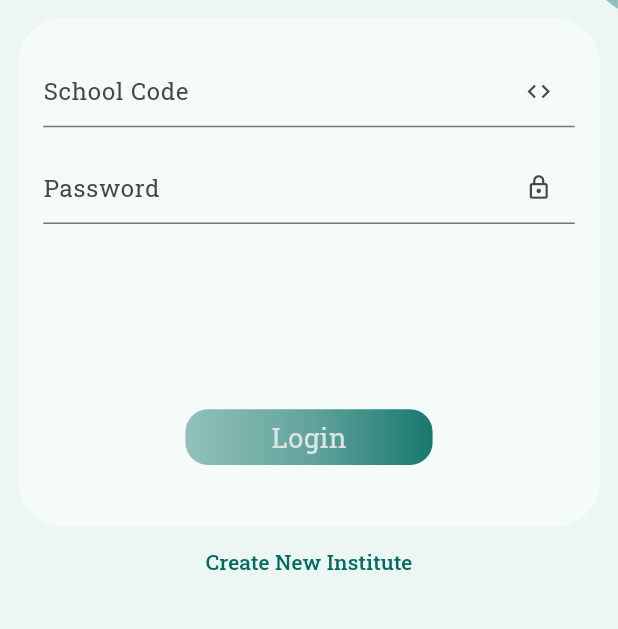
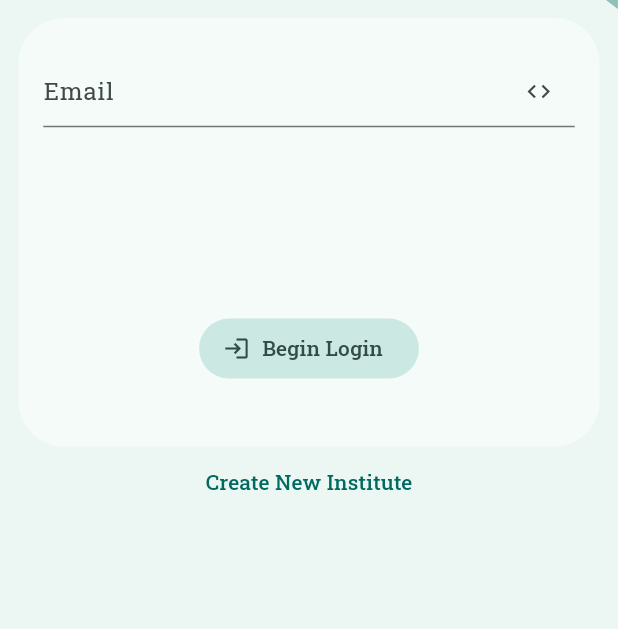
Before and after one commit to chiggosVikash/easy_education, a Flutter app: the screen it shows after launch, on a phone screen of 412 x 824 dp, the part 300-929 px from its top. Run offline on Flutter 3.47's test engine with Material 3 defaults, Android fonts, the light colour scheme and no system bars; our stand-ins replace cloud_firestore, firebase_core, firebase_storage, flutter_riverpod, freezed_annotation, google_fonts and 2 more; missing offline and left inert: email_otp; accounts and stored records are empty.

Commit message:
implement login logic parts

```diff
--- /dev/null
+++ b/lib/features/login/data/data_sources/login_data_source.dart
@@ -0,0 +1,4 @@
+
+abstract interface class LoginDataSource{
+  Future<bool> isInstituteExist(String email);
+}
--- /dev/null
+++ b/lib/features/login/domain/repos/login_repo.dart
@@ -0,0 +1,4 @@
+
+abstract interface class LoginRepo {
+  Future<bool> isInstituteExist(String email);
+}
--- /dev/null
+++ b/lib/features/login/domain/repos/login_repo_impl.dart
@@ -0,0 +1,16 @@
+
+import '../../data/data_sources/login_data_source.dart';
+import 'login_repo.dart';
+
+class LoginRepoImpl implements LoginRepo {
+  final LoginDataSource _loginDataSource;
+
+  LoginRepoImpl({required LoginDataSource loginDataSource})
+      :
+        _loginDataSource = loginDataSource;
+
+  @override
+  Future<bool> isInstituteExist(String email) async {
+    return await _loginDataSource.isInstituteExist(email);
+  }
+}
--- /dev/null
+++ b/lib/features/login/presentation/widgets/begin_login_button_w.dart
@@ -0,0 +1,17 @@
+
+import 'package:flutter/material.dart';
+import 'package:flutter_riverpod/flutter_riverpod.dart';
+
+class BeginLoginButtonW extends ConsumerWidget{
+  final VoidCallback? _onPressed;
+  const BeginLoginButtonW({super.key,required VoidCallback? onPressed,}) :_onPressed = onPressed;
+
+  @override
+  Widget build(BuildContext context, WidgetRef ref) {
+    return FilledButton.tonalIcon(onPressed:_onPressed ,
+        icon: const Icon(Icons.login_outlined),
+        label: const Text("Begin Login")
+    );
+  }
+
+}
--- a/lib/features/login/presentation/widgets/school_login_w.dart
+++ b/lib/features/login/presentation/widgets/school_login_w.dart
@@ -1,3 +1,4 @@
+import 'package:easy_education/features/login/presentation/widgets/begin_login_button_w.dart';
 import 'package:easy_education/features/login/presentation/widgets/login_button_w.dart';
 import 'package:easy_education/utils/extensions/context_extension.dart';
 import 'package:flutter/material.dart';
@@ -19,19 +20,21 @@ class SchoolLoginW extends ConsumerWidget {
       child: Column(children: [
          SizedBox(height: context.height*.02,),
 
-         TextFormField(decoration: const InputDecoration(isDense: true,labelText: "School Code",suffixIcon: Icon(Icons.code),
+         TextFormField(decoration: const InputDecoration(isDense: true,labelText: "Email ",suffixIcon: Icon(Icons.code),
          ),),
 
-         SizedBox(height: context.height*.02,),
-
-         TextFormField(decoration: const  InputDecoration(isDense: true, labelText: "Password",suffixIcon: Icon(Icons.lock_outlined)
-          )),
+         // SizedBox(height: context.height*.02,),
+         //
+         // TextFormField(decoration: const  InputDecoration(isDense: true, labelText: "Password",suffixIcon: Icon(Icons.lock_outlined)
+         //  )),
 
          SizedBox(height: context.height*.15,),
 
-         LoginButtonW(
-          onTap: (){},
-          height: context.height*.045, width: context.width*.4),
+         // LoginButtonW(
+         //  onTap: (){},
+         //  height: context.height*.045, width: context.width*.4),
+
+        BeginLoginButtonW(onPressed: (){},),
 
          SizedBox(height: context.height*.04,),
 
```
Also changed, not shown: lib/features/create_institute/presentation/widgets/add_institute_details_w.dart (+2 -26 lines), lib/features/create_institute/presentation/widgets/email_w.dart (added, +42 -0 lines), lib/features/login/data/data_sources/login_data_source_impl.dart (added, +23 -0 lines), lib/features/login/presentation/providers/institute_existence_p.dart (added, +28 -0 lines).
